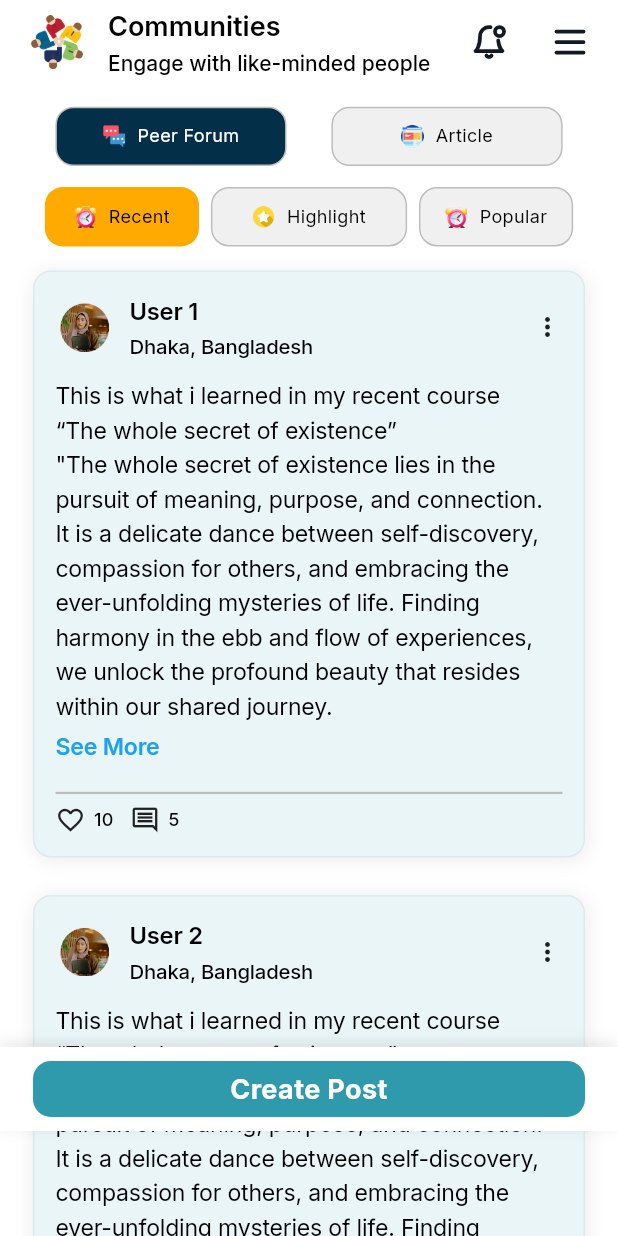
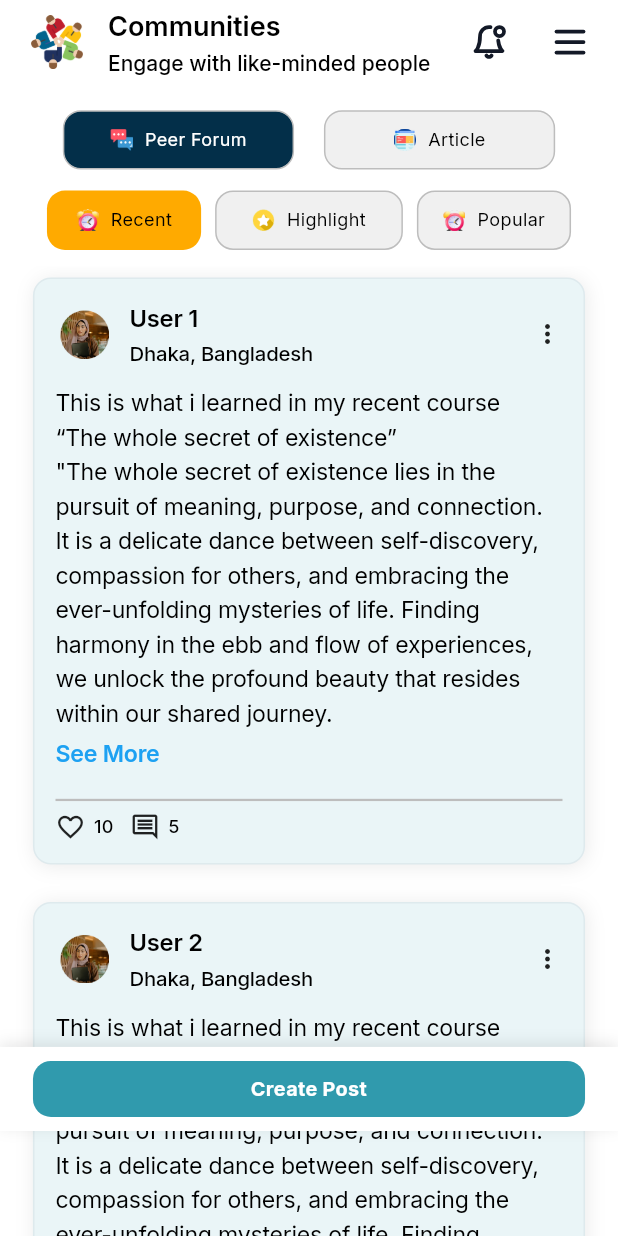
Before and after one commit to kmmuzahid/-rizaldyrferrer_betterhelp, a Flutter app: the CommunityScreen screen opened by its route, on a phone screen of 412 x 824 dp. Run offline on Flutter 3.47's test engine with Material 3 defaults, Android fonts, the phone set to English and light mode, and no system bars; our stand-ins replace carousel_slider, device_info_plus, device_preview, easy_date_timeline, fl_chart, flutter_svg and 10 more; accounts and stored records are empty; project files that could hold a hidden picture were left out.

Commit message:
feat: Integrate Device Preview for enhanced UI testing; refactor community screen layout and improve responsiveness; add logging for tab and filter selections; update dependencies and clean up code.

```diff
--- /dev/null
+++ b/devtools_options.yaml
@@ -0,0 +1,3 @@
+description: This file stores settings for Dart & Flutter DevTools.
+documentation: https://docs.flutter.dev/tools/devtools/extensions#configure-extension-enablement-states
+extensions:
--- a/lib/screen/community_sections/main_community/community_screen.dart
+++ b/lib/screen/community_sections/main_community/community_screen.dart
@@ -3,14 +3,13 @@ import 'package:better_help/screen/community_sections/main_community/controller/
 import 'package:better_help/utils/app_colors/app_colors.dart';
 import 'package:better_help/utils/app_icons/app_icons.dart';
 import 'package:better_help/utils/app_images/app_images.dart';
+import 'package:better_help/utils/app_log/app_log.dart';
 import 'package:better_help/utils/app_size/app_gap.dart';
 import 'package:better_help/utils/app_size/app_size.dart';
 import 'package:better_help/utils/app_string/app_string.dart';
 import 'package:better_help/widget/app_appbar/app_content_appbar.dart';
 import 'package:better_help/widget/app_button/app_button.dart';
 import 'package:better_help/widget/app_button/app_button_with_icon.dart';
-import 'package:better_help/widget/app_button/selectable_icon_app_button.dart'
-    hide CustomIconAlignment;
 import 'package:better_help/widget/app_comments_widget/app_comments_widget.dart';
 import 'package:better_help/widget/app_course_card/app_course_card.dart';
 import 'package:better_help/widget/app_post_card/app_post_card.dart';
@@ -82,12 +81,15 @@ class _CommunityScreenState extends State<CommunityScreen> {
                 builder: (controller) => SliverAppBar(
                   pinned: true,
                   expandedHeight: controller.selectedTab == CommunityTab.article
-                      ? AppSize.height(value: 70)
-                      : AppSize.height(value: 115),
+                      ? AppSize.height(value: 80)
+                      : AppSize.height(value: 120),
                   collapsedHeight:
                       controller.selectedTab == CommunityTab.article
-                      ? AppSize.height(value: 70)
-                      : AppSize.height(value: 115),
+                      ? AppSize.height(value: 80)
+                      : AppSize.height(value: 120),
+                  toolbarHeight: controller.selectedTab == CommunityTab.article
+                      ? AppSize.height(value: 80)
+                      : AppSize.height(value: 120),
                   backgroundColor: AppColors.white,
                   automaticallyImplyLeading: false,
                   flexibleSpace: Container(
@@ -101,7 +103,7 @@ class _CommunityScreenState extends State<CommunityScreen> {
                       children: [
                         GetBuilder<CommunityScreenController>(
                           builder: (controller) => Row(
-                            mainAxisAlignment: MainAxisAlignment.spaceAround,
+                            mainAxisAlignment: MainAxisAlignment.spaceEvenly,
                             children: [
                               //! Peer Forum Button
                               IconAppButton(
@@ -211,7 +213,7 @@ class _CommunityScreenState extends State<CommunityScreen> {
                                       iconAlignment: CustomIconAlignment.left,
                                       icon: AppStaticImages.communityHighlight,
                                       height: AppSize.width(value: 36),
-                                      width: AppSize.height(value: 140),
+                                      width: AppSize.height(value: 134),
                                       fontSize: 12,
                                       iconSize: 15,
                                       title: "Highlight",
@@ -264,20 +266,118 @@ class _CommunityScreenState extends State<CommunityScreen> {
                   ),
                 ),
               ),
+              //! Fixed: Move GetBuilder inside the sliver content
               GetBuilder<CommunityScreenController>(
-                builder: (controller) =>
-                    _buildContent(controller, articleImages),
+                builder: (controller) {
+                  appLog(
+                    'Building content for tab: ${controller.selectedTab}',
+                  ); // Debug log
+
+                  if (controller.selectedTab == CommunityTab.article) {
+                    appLog(
+                      'Rendering articles list with ${articleImages.length} items',
+                    ); // Debug log
+                    // Show articles when Article tab is selected
+                    return SliverList(
+                      delegate: SliverChildBuilderDelegate((context, index) {
+                        // Add null safety checks
+                        if (index >= articleImages.length) {
+                          return SizedBox.shrink();
+                        }
+
+                        appLog(
+                          'Building article item at index: $index',
+                        ); // Debug log
+
+                        return Padding(
+                          padding: EdgeInsets.symmetric(
+                            horizontal: AppSize.width(value: 20),
+                            vertical: AppSize.height(value: 8),
+                          ),
+                          child: CourseCard(
+                            onTap: () {
+                              Get.toNamed(AppRoute.articleScreen);
+                            },
+                            margin: EdgeInsets.only(bottom: 08),
+                            height: AppSize.height(value: 245),
+                            cardType: CardType.article,
+                            title:
+                                "The Science Behind Mindfulness Meditation ${index + 1}",
+                            instructor: "Dr Rizal Dy Ferrer",
+                            timeToread: "5 minutes to read",
+                            date: "12 Aug, 2024",
+                            imageUrl:
+                                articleImages[index % articleImages.length],
+                          ),
+                        );
+                      }, childCount: articleImages.length),
+                    );
+                  } else {
+                    appLog(
+                      'Rendering posts list with 10 items for filter: ${controller.selectedFilter}',
+                    ); // Debug log
+                    // Show posts for Peer Forum with different content based on filter
+                    return SliverList(
+                      delegate: SliverChildBuilderDelegate(
+                        (context, index) {
+                          // Add null safety check
+                          if (index >= 10) {
+                            return SizedBox.shrink();
+                          }
+
+                          String postText;
+                          switch (controller.selectedFilter) {
+                            case ForumFilter.recent:
+                              postText =
+                                  AppString.demoPost ??
+                                  "Default recent post text";
+                              break;
+                            case ForumFilter.highlight:
+                              postText =
+                                  AppString.demoHighLightPost ??
+                                  "Default highlight post text";
+                              break;
+                            case ForumFilter.popular:
+                              postText =
+                                  AppString.demoPopularPost ??
+                                  "Default popular post text";
+                              break;
+                          }
+
+                          return Padding(
+                            padding: EdgeInsets.symmetric(
+                              horizontal: AppSize.width(value: 20),
+                              vertical: AppSize.height(value: 8),
+                            ),
+                            child: SocialMediaPostCard(
+                              postText: postText,
+                              userName: "User ${index + 1}",
+                              userLocation: "Dhaka, Bangladesh",
+                              profileImage: AppStaticImages.postProfile,
+                              likesCount: 10 + index,
+                              commentsCount: 5 + index,
+                              onCommentTap: () {
+                                showCommentsBottomSheet();
+                              },
+                            ),
+                          );
+                        },
+                        childCount: 10, // Show 10 posts
+                      ),
+                    );
+                  }
+                },
               ),
               GetBuilder<CommunityScreenController>(
                 builder: (controller) => SliverToBoxAdapter(
                   child: controller.selectedTab == CommunityTab.article
-                      ? Gap(height: 70)
-                      : Gap(height: 120),
+                      ? Gap(height: 80)
+                      : Gap(height: 130),
                 ),
-              ), // Extra space for fixed button
+              ), //! Extra space for fixed button
             ],
           ),
-          // Fixed Create Post Button at bottom (only for Peer Forum)
+          //! Fixed Create Post Button at bottom (only for Peer Forum)
           GetBuilder<CommunityScreenController>(
             builder: (controller) =>
                 controller.selectedTab == CommunityTab.peerForum
@@ -310,6 +410,7 @@ class _CommunityScreenState extends State<CommunityScreen> {
                           titleColor: AppColors.white,
                           height: AppSize.height(value: 40),
                           borderradius: 12,
+                          fontSize: AppSize.width(value: 12),
                         ),
                       ),
                     ),
@@ -321,76 +422,6 @@ class _CommunityScreenState extends State<CommunityScreen> {
     );
   }
 
-  Widget _buildContent(
-    CommunityScreenController controller,
-    List<String> articleImages,
-  ) {
-    if (controller.selectedTab == CommunityTab.article) {
-      // Show articles when Article tab is selected
-      return SliverList(
-        delegate: SliverChildBuilderDelegate((context, index) {
-          return Padding(
-            padding: EdgeInsets.symmetric(
-              horizontal: AppSize.width(value: 20),
-              vertical: AppSize.height(value: 8),
-            ),
-            child: CourseCard(
-              onTap: () {
-                Get.toNamed(AppRoute.articleScreen);
-              },
-              margin: EdgeInsets.only(bottom: 08),
-              cardType: CardType.article,
-              title: "The Science Behind Mindfulness Meditation",
-              instructor: "Dr Rizal Dy Ferrer",
-              timeToread: "5 minutes to read",
-              date: "12 Aug, 2024",
-              imageUrl: articleImages[index % articleImages.length],
-            ),
-          );
-        }, childCount: articleImages.length),
-      );
-    } else {
-      // Show posts for Peer Forum with different content based on filter
-      String postText;
-      switch (controller.selectedFilter) {
-        case ForumFilter.recent:
-          postText = AppString.demoPost;
-          break;
-        case ForumFilter.highlight:
-          postText = AppString.demoHighLightPost;
-          break;
-        case ForumFilter.popular:
-          postText = AppString.demoPopularPost;
-          break;
-      }
-
-      return SliverList(
-        delegate: SliverChildBuilderDelegate(
-          (context, index) {
-            return Padding(
-              padding: EdgeInsets.symmetric(
-                horizontal: AppSize.width(value: 20),
-                vertical: AppSize.height(value: 8),
-              ),
-              child: SocialMediaPostCard(
-                postText: postText,
-                userName: "User ${index + 1}",
-                userLocation: "Dhaka, Bangladesh",
-                profileImage: AppStaticImages.postProfile,
-                likesCount: 10 + index,
-                commentsCount: 5 + index,
-                onCommentTap: () {
-                  showCommentsBottomSheet();
-                },
-              ),
-            );
-          },
-          childCount: 10, // Show 10 posts
-        ),
-      );
-    }
-  }
-
   void showCommentsBottomSheet() {
     Get.bottomSheet(
       CommentsBottomSheet(),
--- a/lib/screen/community_sections/main_community/controller/community_screen_controller.dart
+++ b/lib/screen/community_sections/main_community/controller/community_screen_controller.dart
@@ -28,42 +28,63 @@ class CommunityScreenController extends GetxController {
   // Method to select tab (Peer Forum or Article)
   void selectTab(CommunityTab tab) {
     // Prevent multiple simultaneous updates
-    if (_isUpdating || selectedTab == tab) return;
+    if (_isUpdating || selectedTab == tab) {
+      appLog('Tab selection ignored - already updating or same tab');
+      return;
+    }
 
     _isUpdating = true;
-    appLog('Selecting tab: $tab');
+    appLog('Selecting tab: $tab (from: $selectedTab)');
     selectedTab = tab;
     // Reset filter to recent when switching tabs
     selectedFilter = ForumFilter.recent;
     appLog('Tab selected: $selectedTab, Filter reset to: $selectedFilter');
 
-    // Use post-frame callback to ensure update happens after current frame
+    // Force immediate update for tab switching
+    update();
+
+    // Use post-frame callback to reset the updating flag
     WidgetsBinding.instance.addPostFrameCallback((_) {
       _isUpdating = false;
-      update();
+      appLog('Tab update completed, _isUpdating reset to false');
     });
   }
 
   // Method to select filter (Recent, Highlight, Popular)
   void selectFilter(ForumFilter filter) {
     // Prevent multiple simultaneous updates
-    if (_isUpdating || selectedFilter == filter) return;
+    if (_isUpdating || selectedFilter == filter) {
+      appLog('Filter selection ignored - already updating or same filter');
+      return;
+    }
 
     _isUpdating = true;
-    appLog('Selecting filter: $filter');
+    appLog('Selecting filter: $filter (from: $selectedFilter)');
     selectedFilter = filter;
     appLog('Filter selected: $selectedFilter');
 
-    // Use post-frame callback to ensure update happens after current frame
+    // Force immediate update for filter switching
+    update();
+
+    // Use post-frame callback to reset the updating flag
     WidgetsBinding.instance.addPostFrameCallback((_) {
       _isUpdating = false;
-      update();
+      appLog('Filter update completed, _isUpdating reset to false');
     });
   }
 
   // Helper methods to check current selections
-  bool isTabSelected(CommunityTab tab) => selectedTab == tab;
-  bool isFilterSelected(ForumFilter filter) => selectedFilter == filter;
+  bool isTabSelected(CommunityTab tab) {
+    bool result = selectedTab == tab;
+    appLog('isTabSelected($tab): $result (current: $selectedTab)');
+    return result;
+  }
+
+  bool isFilterSelected(ForumFilter filter) {
+    bool result = selectedFilter == filter;
+    appLog('isFilterSelected($filter): $result (current: $selectedFilter)');
+    return result;
+  }
 
   @override
   void onClose() {
--- a/lib/screen/menu_drawer/bookings_sessions/bookings_sessions_screen.dart
+++ b/lib/screen/menu_drawer/bookings_sessions/bookings_sessions_screen.dart
@@ -102,7 +102,7 @@ class BookingsSessionsScreen extends StatelessWidget {
                       padding: EdgeInsets.symmetric(
                         horizontal: AppSize.width(value: 05),
                       ),
-                      height: AppSize.height(value: 60),
+                      height: AppSize.height(value: 65),
                       decoration: BoxDecoration(
                         color: const Color(0xFFEAF5F7),
                         borderRadius: BorderRadius.circular(9.27),
--- a/lib/screen/menu_drawer/favorite_course/favorite_course_screen.dart
+++ b/lib/screen/menu_drawer/favorite_course/favorite_course_screen.dart
@@ -38,13 +38,17 @@ class FavoriteCourseScreen extends StatelessWidget {
         padding: EdgeInsets.symmetric(horizontal: AppSize.width(value: 20)),
         child: Column(
           children: List.generate(courseImages.length, (index) {
-            return CourseCard(
+            return Padding(
+              padding: const EdgeInsets.only(bottom: 12),
+              child: CourseCard(
                 margin: EdgeInsets.only(bottom: 10),
                 cardType: CardType.course,
+                height: AppSize.height(value: 247),
                 title: "The Science Behind Mindfulness Meditation",
                 instructor: "Dr Rizal Dy Ferrer",
                 rating: 4.5,
                 imageUrl: courseImages[index],
+              ),
             );
           }),
         ),
--- a/lib/screen/menu_drawer/my_subscription/my_subscription_screen.dart
+++ b/lib/screen/menu_drawer/my_subscription/my_subscription_screen.dart
@@ -48,7 +48,6 @@ class MySubscriptionScreen extends StatelessWidget {
             ),
             Gap(height: 12),
             Container(
-              height: AppSize.height(value: 276),
               padding: const EdgeInsets.all(20),
               decoration: ShapeDecoration(
                 color: Colors.white /* Surface-Color-surface-white */,
@@ -150,6 +149,7 @@ class MySubscriptionScreen extends StatelessWidget {
               backgroundColor: AppColors.primary500,
               titleColor: AppColors.white,
               borderradius: 10,
+              fontSize: AppSize.height(value: 16),
               onTap: () {},
             ),
             Gap(height: 16),
@@ -159,6 +159,7 @@ class MySubscriptionScreen extends StatelessWidget {
               titleColor: Color(0xFFEE443F),
               borderradius: 10,
               borderColor: Color(0xFFEE443F),
+              fontSize: AppSize.height(value: 16),
               onTap: () {
                 cancelSubscription(context);
               },
@@ -213,7 +214,7 @@ Future<void> cancelSubscription(BuildContext context) {
                     textAlign: TextAlign.center,
                     maxLines: 2,
                     overflow: TextOverflow.ellipsis,
-                        ),
+                  ),
                   Gap(height: 20),
                   _buildStep(
                     icon: AppIcons.mySubscriptionConfirm,
--- a/lib/screen/menu_drawer/saved_article/saved_article_screen.dart
+++ b/lib/screen/menu_drawer/saved_article/saved_article_screen.dart
@@ -38,14 +38,18 @@ class SavedArticleScreen extends StatelessWidget {
         padding: EdgeInsets.symmetric(horizontal: AppSize.width(value: 20)),
         child: Column(
           children: List.generate(articleImages.length, (index) {
-            return CourseCard(
+            return Padding(
+              padding: EdgeInsets.only(bottom: AppSize.height(value: 12)),
+              child: CourseCard(
                 margin: EdgeInsets.only(bottom: 10),
                 cardType: CardType.article,
+                height: AppSize.height(value: 245),
                 title: "The Science Behind Mindfulness Meditation",
                 instructor: "Dr Rizal Dy Ferrer",
                 timeToread: "5 minutes to read",
                 date: "12 Aug, 2024",
                 imageUrl: articleImages[index],
+              ),
             );
           }),
         ),
--- a/pubspec.yaml
+++ b/pubspec.yaml
@@ -29,6 +29,7 @@ dependencies:
   animated_custom_dropdown: ^3.1.1
   socket_io_client: ^3.1.2
   percent_indicator: ^4.2.5
+  device_preview: ^1.3.1
 
 dev_dependencies:
   flutter_test:
```
Also changed, not shown: lib/main.dart (+9 -1 lines), lib/screen/habits_sections/timer_screen/timer_screen.dart (+12 -10 lines), lib/screen/learn_sections/article_details/articles_details.dart (+13 -7 lines), lib/widget/app_course_card/app_course_card.dart (+9 -2 lines), pubspec.lock, 1 other file. Lines whose indentation alone changed are shown as unchanged.
